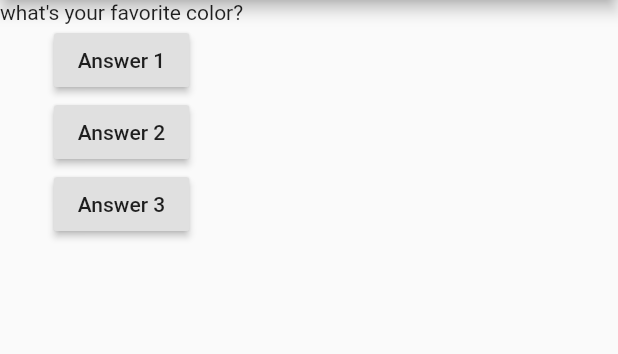
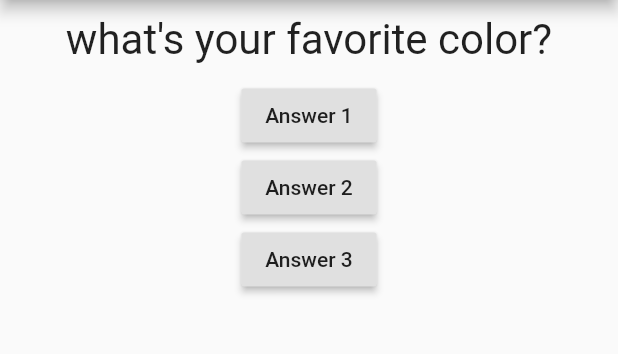
Before and after one commit to ganeshmmm112/myFirstFlutterApp, a Flutter app: the screen it shows after launch, on a phone screen of 412 x 824 dp, the part 84-438 px from its top. Run offline on Flutter 3.47's test engine with Material 2 defaults, Android fonts, the phone set to English and light mode, and no system bars.

Commit message:
First Styling & Layouting steps

```diff
--- a/lib/question.dart
+++ b/lib/question.dart
@@ -1,12 +1,21 @@
 import 'package:flutter/material.dart';
 
 class Question extends StatelessWidget {
-   final String questionText; //This class (or a class that this class inherits from) is marked as '@immutable', but one or more of its instance fields aren't final: Question.questionText.dart
+  final String questionText;
+  //This class (or a class that this class inherits from) is marked as '@immutable', but one or more of its instance fields aren't final: Question.questionText.dart
 
   Question(this.questionText); // constructor (Positional Arguments)
 
   @override
   Widget build(BuildContext context) {
-    return Text(questionText);
+    return Container( // For Styling Similar to Bootstrap
+      width: double.infinity,// response according to screen size
+      margin:EdgeInsets.all(10),
+      child: Text(
+        questionText,
+        style: TextStyle(fontSize: 28),
+        textAlign: TextAlign.center, //enum - human readable
+      ),
+    );
   }
 }
```
